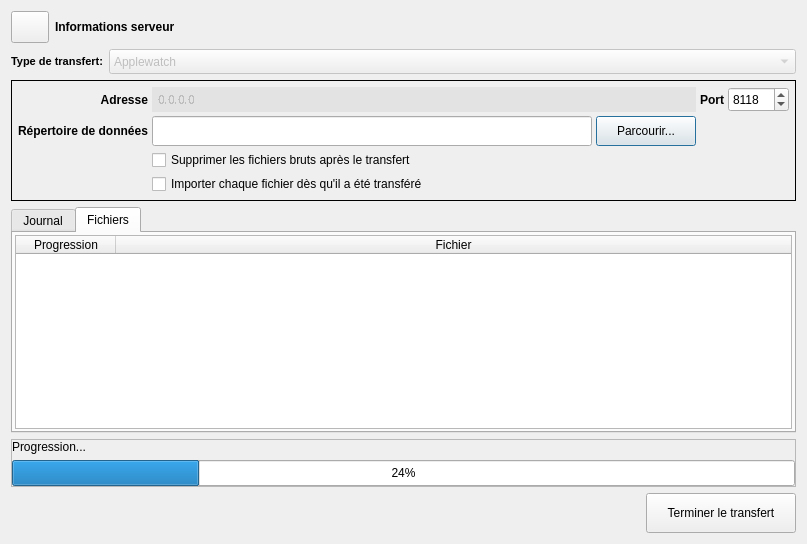
The window that python/resources/ui/StreamWindow.ui (introlab/OpenIMU) describes before a commit, drawn with Qt 5.
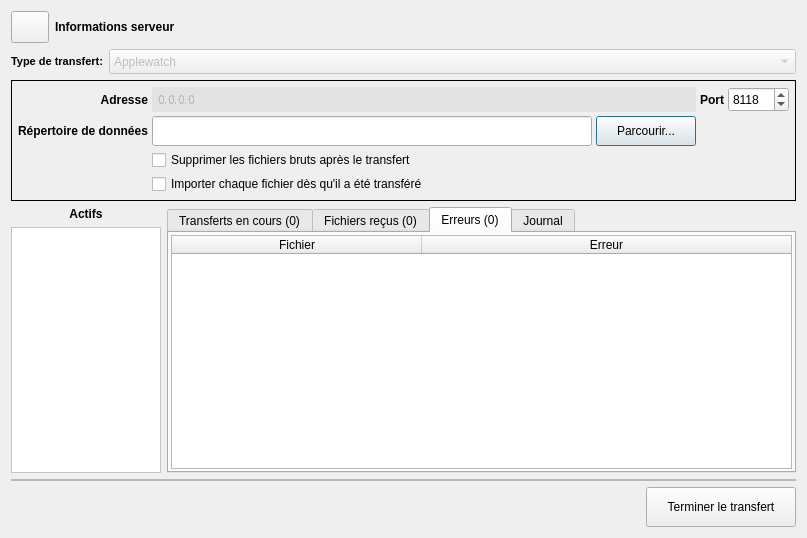
The same window after the commit. The open tabs and pages were chosen to show the change. Icons and pictures are not drawn.

Commit message: Modified Stream Window and AppleWatchStreamer to better support parallel transfers

```diff
--- a/python/resources/ui/StreamWindow.ui
+++ b/python/resources/ui/StreamWindow.ui
@@ -15,7 +15,9 @@
   </property>
   <property name="styleSheet">
    <string notr="true">QLabel#lblIPValue{padding-left: 3px; background-color:rgba(226, 226, 226,90%);}
-QSpinBox#spinPort:!enabled{color: black;}</string>
+QSpinBox#spinPort:!enabled{color: black;}
+
+QListWidget#lstDevices{background-color: white;}</string>
   </property>
   <layout class="QVBoxLayout" name="verticalLayout">
    <item>
@@ -310,48 +312,66 @@
     </widget>
    </item>
    <item>
+    <layout class="QHBoxLayout" name="horizontalLayout_3">
+     <item>
+      <layout class="QVBoxLayout" name="verticalLayout_5">
+       <item>
+        <widget class="QLabel" name="label">
+         <property name="font">
+          <font>
+           <weight>75</weight>
+           <bold>true</bold>
+          </font>
+         </property>
+         <property name="text">
+          <string>Actifs</string>
+         </property>
+         <property name="alignment">
+          <set>Qt::AlignCenter</set>
+         </property>
+        </widget>
+       </item>
+       <item>
+        <widget class="QListWidget" name="lstDevices">
+         <property name="sizePolicy">
+          <sizepolicy hsizetype="Maximum" vsizetype="Expanding">
+           <horstretch>0</horstretch>
+           <verstretch>0</verstretch>
+          </sizepolicy>
+         </property>
+         <property name="maximumSize">
+          <size>
+           <width>150</width>
+           <height>16777215</height>
+          </size>
+         </property>
+         <property name="editTriggers">
+          <set>QAbstractItemView::NoEditTriggers</set>
+         </property>
+         <property name="selectionMode">
+          <enum>QAbstractItemView::NoSelection</enum>
+         </property>
+         <property name="iconSize">
+          <size>
+           <width>16</width>
+           <height>16</height>
+          </size>
+         </property>
+         <property name="wordWrap">
+          <bool>true</bool>
+         </property>
+        </widget>
+       </item>
+      </layout>
+     </item>
+     <item>
     <widget class="QTabWidget" name="tabInfos">
      <property name="currentIndex">
       <number>0</number>
      </property>
-     <widget class="QWidget" name="tabLog">
-      <attribute name="title">
-       <string>Journal</string>
-      </attribute>
-      <layout class="QVBoxLayout" name="verticalLayout_4">
-       <property name="leftMargin">
-        <number>2</number>
-       </property>
-       <property name="topMargin">
-        <number>2</number>
-       </property>
-       <property name="rightMargin">
-        <number>2</number>
-       </property>
-       <property name="bottomMargin">
-        <number>2</number>
-       </property>
-       <item>
-        <widget class="QTextEdit" name="txtLog">
-         <property name="enabled">
-          <bool>true</bool>
-         </property>
-         <property name="sizePolicy">
-          <sizepolicy hsizetype="Expanding" vsizetype="MinimumExpanding">
-           <horstretch>0</horstretch>
-           <verstretch>0</verstretch>
-          </sizepolicy>
-         </property>
-         <property name="readOnly">
-          <bool>true</bool>
-         </property>
-        </widget>
-       </item>
-      </layout>
-     </widget>
      <widget class="QWidget" name="tabFiles">
       <attribute name="title">
-       <string>Fichiers</string>
+         <string>Transferts en cours (0)</string>
       </attribute>
       <layout class="QVBoxLayout" name="verticalLayout_3">
        <property name="leftMargin">
@@ -400,7 +420,119 @@
        </item>
       </layout>
      </widget>
-    </widget>
+       <widget class="QWidget" name="tabReceived">
+        <attribute name="title">
+         <string>Fichiers reçus (0)</string>
+        </attribute>
+        <layout class="QHBoxLayout" name="horizontalLayout_6">
+         <property name="leftMargin">
+          <number>2</number>
+         </property>
+         <property name="topMargin">
+          <number>2</number>
+         </property>
+         <property name="rightMargin">
+          <number>2</number>
+         </property>
+         <property name="bottomMargin">
+          <number>2</number>
+         </property>
+         <item>
+          <widget class="QTableWidget" name="tableReceived">
+           <attribute name="horizontalHeaderStretchLastSection">
+            <bool>true</bool>
+           </attribute>
+           <column>
+            <property name="text">
+             <string>Appareil</string>
+            </property>
+           </column>
+           <column>
+            <property name="text">
+             <string>Fichier</string>
+            </property>
+           </column>
+          </widget>
+         </item>
+        </layout>
+       </widget>
+       <widget class="QWidget" name="tabErrors">
+        <attribute name="title">
+         <string>Erreurs (0)</string>
+        </attribute>
+        <layout class="QHBoxLayout" name="horizontalLayout_7">
+         <property name="leftMargin">
+          <number>2</number>
+         </property>
+         <property name="topMargin">
+          <number>2</number>
+         </property>
+         <property name="rightMargin">
+          <number>2</number>
+         </property>
+         <property name="bottomMargin">
+          <number>2</number>
+         </property>
+         <item>
+          <widget class="QTableWidget" name="tableErrors">
+           <attribute name="horizontalHeaderDefaultSectionSize">
+            <number>250</number>
+           </attribute>
+           <attribute name="horizontalHeaderStretchLastSection">
+            <bool>true</bool>
+           </attribute>
+           <column>
+            <property name="text">
+             <string>Fichier</string>
+            </property>
+           </column>
+           <column>
+            <property name="text">
+             <string>Erreur</string>
+            </property>
+           </column>
+          </widget>
+         </item>
+        </layout>
+       </widget>
+       <widget class="QWidget" name="tabLog">
+        <attribute name="title">
+         <string>Journal</string>
+        </attribute>
+        <layout class="QVBoxLayout" name="verticalLayout_4">
+         <property name="leftMargin">
+          <number>2</number>
+         </property>
+         <property name="topMargin">
+          <number>2</number>
+         </property>
+         <property name="rightMargin">
+          <number>2</number>
+         </property>
+         <property name="bottomMargin">
+          <number>2</number>
+         </property>
+         <item>
+          <widget class="QTextEdit" name="txtLog">
+           <property name="enabled">
+            <bool>true</bool>
+           </property>
+           <property name="sizePolicy">
+            <sizepolicy hsizetype="Expanding" vsizetype="MinimumExpanding">
+             <horstretch>0</horstretch>
+             <verstretch>0</verstretch>
+            </sizepolicy>
+           </property>
+           <property name="readOnly">
+            <bool>true</bool>
+           </property>
+          </widget>
+         </item>
+        </layout>
+       </widget>
+      </widget>
+     </item>
+    </layout>
    </item>
    <item>
     <widget class="QFrame" name="frameProgress">
@@ -423,41 +555,6 @@
       <property name="bottomMargin">
        <number>0</number>
       </property>
-      <item>
-       <widget class="QLabel" name="lblProgress">
-        <property name="sizePolicy">
-         <sizepolicy hsizetype="MinimumExpanding" vsizetype="Expanding">
-          <horstretch>0</horstretch>
-          <verstretch>0</verstretch>
-         </sizepolicy>
-        </property>
-        <property name="text">
-         <string>Progression...</string>
-        </property>
-       </widget>
-      </item>
-      <item>
-       <widget class="QProgressBar" name="prgTotal">
-        <property name="minimumSize">
-         <size>
-          <width>0</width>
-          <height>26</height>
-         </size>
-        </property>
-        <property name="value">
-         <number>24</number>
-        </property>
-        <property name="alignment">
-         <set>Qt::AlignCenter</set>
-        </property>
-        <property name="textVisible">
-         <bool>true</bool>
-        </property>
-        <property name="invertedAppearance">
-         <bool>false</bool>
-        </property>
-       </widget>
-      </item>
      </layout>
     </widget>
    </item>
```
Lines whose indentation alone changed are shown as unchanged. The commit also changes 3 other files.
